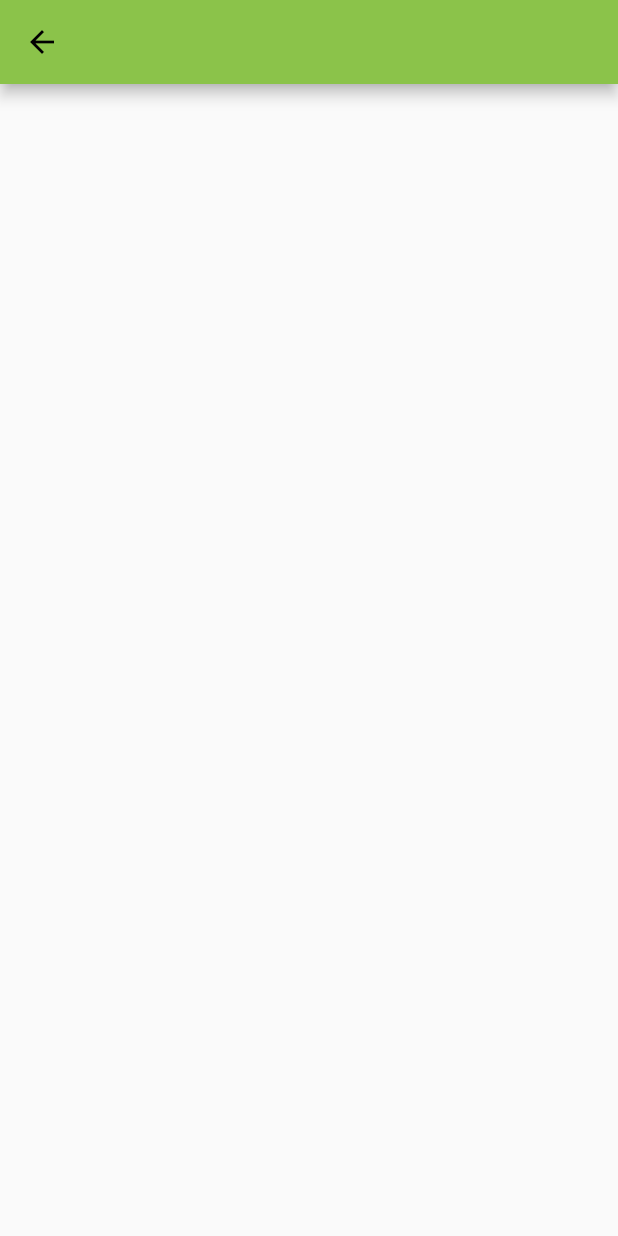
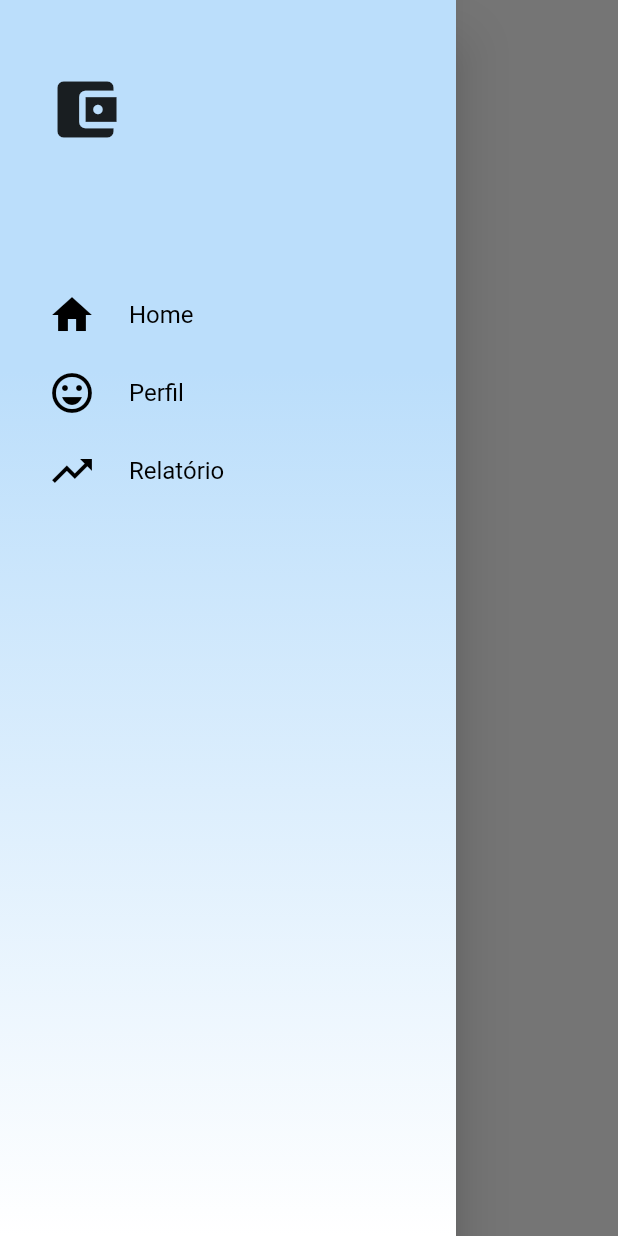
Before and after one commit to AnaCarlaG/app-financeiro-flutter, a Flutter app: the Gerencia screen opened directly, with the side drawer open (before the commit the screen has no drawer), on a phone screen of 412 x 824 dp. Run offline on Flutter 3.47's test engine with Material 2 defaults, Android fonts, the phone set to English and light mode, and no system bars; our stand-ins replace cloud_firestore, firebase_auth, firebase_core; accounts and stored records are empty.

Commit message:
mudança nas páginas e drawer sendo feito

```diff
--- a/lib/gerencia.page.dart
+++ b/lib/gerencia.page.dart
@@ -1,10 +1,22 @@
+import 'package:financeiro/gerencia_tab.dart';
+import 'package:financeiro/model/user.model.dart';
+import 'package:financeiro/util/custom_drawer.dart';
 import 'package:flutter/material.dart';
+import 'package:scoped_model/scoped_model.dart';
 
 class Gerencia extends StatelessWidget {
   @override
   Widget build(BuildContext context) {
-    return Scaffold(
-      appBar: AppBar(),
+    final _pageController = PageController();
+    return PageView(
+      controller: _pageController,
+      physics: NeverScrollableScrollPhysics(),
+      children: <Widget>[
+        Scaffold(
+          body: GerenciaTab(),
+          drawer: CustomDrawer(),
+        )
+      ],
     );
   }
 }
--- /dev/null
+++ b/lib/gerencia_tab.dart
@@ -0,0 +1,37 @@
+import 'package:flutter/material.dart';
+
+import 'package:cloud_firestore/cloud_firestore.dart';
+
+class GerenciaTab extends StatelessWidget {
+  @override
+  Widget build(BuildContext context) {
+    Widget _buildBodyBack() => Container(
+          color: Colors.white,
+          // decoration: BoxDecoration(
+          //     gradient: LinearGradient(colors: [
+          //   Color.fromARGB(255, 211, 118, 130),
+          //   Color.fromARGB(255, 253, 181, 168)
+          // ], begin: Alignment.topLeft, end: Alignment.bottomRight)),
+        );
+
+    return Stack(
+      children: <Widget>[
+        _buildBodyBack(),
+        CustomScrollView(
+          slivers: <Widget>[
+            SliverAppBar(
+              floating: true,
+              snap: true,
+              backgroundColor: Colors.transparent,
+              elevation: 0.0,
+              flexibleSpace: FlexibleSpaceBar(
+                title: const Text(""),
+                centerTitle: true,
+              ),
+            ),
+          ],
+        )
+      ],
+    );
+  }
+}
--- a/lib/login.page.dart
+++ b/lib/login.page.dart
@@ -134,8 +134,8 @@ class LoginPage extends StatelessWidget {
                       ],
                     ),
                     onPressed: () => {
-                      ///if (_formKey.currentState.validate()) {}
-                      model.signin(),
+                      if (_formKey.currentState.validate()) {},
+                      !model.isLoggedIn() ? "cadastre-se" : model.signin(),
                       Navigator.push(
                         context,
                         MaterialPageRoute(
--- a/lib/model/user.model.dart
+++ b/lib/model/user.model.dart
@@ -6,13 +6,13 @@ import 'package:firebase_auth/firebase_auth.dart';
 
 class UserModel extends Model {
   FirebaseAuth _auth = FirebaseAuth.instance;
-  FirebaseUser firebaseUser;
+  User firebaseUser;
   Map<String, dynamic> userData = Map();
   bool isLoading = false;
 
   void signup(
       {@required Map<String, dynamic> userData,
-      @required String pass,
+      @required String password,
       @required VoidCallback onSucess,
       @required VoidCallback onFail}) {
     isLoading = true;
@@ -21,7 +21,7 @@ class UserModel extends Model {
     _auth
         .createUserWithEmailAndPassword(
           email: userData["email"],
-          password: pass,
+          password: password,
         )
         .then((user) async => {
               firebaseUser = user.user,
@@ -51,12 +51,12 @@ class UserModel extends Model {
     return firebaseUser != null;
   }
 
-  Future<Null> _saveUserData(Map<String, dynamic> userData) async {
+  Future _saveUserData(Map<String, dynamic> userData) async {
     this.userData = userData;
 
-    await Firestore.instance
-        .collection("users")
-        .document(firebaseUser.uid)
-        .setData(userData);
+    await FirebaseFirestore.instance
+        .collection("user")
+        .doc(firebaseUser.uid)
+        .set(this.userData);
   }
 }
--- a/lib/signup.page.dart
+++ b/lib/signup.page.dart
@@ -1,3 +1,4 @@
+import 'package:financeiro/gerencia.page.dart';
 import 'package:flutter/material.dart';
 import 'package:scoped_model/scoped_model.dart';
 import 'package:financeiro/model/user.model.dart';
@@ -16,7 +17,7 @@ class _SignUpState extends State<SignUp> {
 
   final _formKey = GlobalKey<FormState>();
 
-  Map<String, dynamic> userData;
+  Map<String, dynamic> userData = Map();
 
   @override
   Widget build(BuildContext context) {
@@ -162,14 +163,19 @@ class _SignUpState extends State<SignUp> {
                             userData = {
                               "name": _nameController.text,
                               "email": _emailController.text,
-                            },
-                            model.signup(
-                              userData: userData,
-                              pass: _passController.text,
-                              onSucess: _onSucess,
-                              onFail: _onFail,
-                            )
-                          }
+                            }
+                          },
+                        model.signup(
+                          userData: userData,
+                          password: _passController.text,
+                          onSucess: _onSucess,
+                          onFail: _onFail,
+                        ),
+                        Navigator.push(
+                            context,
+                            MaterialPageRoute(
+                              builder: (context) => Gerencia(),
+                            ))
                       },
                     ),
                   )),
--- /dev/null
+++ b/lib/util/custom_drawer.dart
@@ -0,0 +1,62 @@
+import 'package:financeiro/util/drawer_tile.dart';
+import 'package:flutter/material.dart';
+
+class CustomDrawer extends StatelessWidget {
+  @override
+  Widget build(BuildContext context) {
+    Widget _buildDrawerBack() => Container(
+          decoration: BoxDecoration(
+              gradient: LinearGradient(
+            begin: Alignment.topCenter,
+            end: Alignment.bottomCenter,
+            stops: [0.3, 1],
+            colors: [
+              Colors.blue[100],
+              Colors.white,
+            ],
+          )),
+        );
+    return Drawer(
+        child: Stack(
+      children: <Widget>[
+        _buildDrawerBack(),
+        ListView(
+          padding: EdgeInsets.only(left: 32.0, top: 16.0),
+          children: <Widget>[
+            Container(
+              margin: EdgeInsets.only(bottom: 8.0),
+              padding: EdgeInsets.fromLTRB(0.0, 16.0, 16.0, 8.0),
+              height: 170,
+              child: Stack(
+                children: <Widget>[
+                  Positioned(
+                    top: 16.0,
+                    left: 0.0,
+                    child: Icon(
+                      Icons.account_balance_wallet,
+                      size: 50.0,
+                    ),
+                  ),
+                  Positioned(
+                    top: 16.0,
+                    left: 8.0,
+                    child: Text(""),
+                  )
+                ],
+              ),
+            ),
+            DrawerTile(Icons.home, "Home"),
+            SizedBox(
+              height: 20,
+            ),
+            DrawerTile(Icons.sentiment_very_satisfied, "Perfil"),
+            SizedBox(
+              height: 20,
+            ),
+            DrawerTile(Icons.trending_up, "Relatório"),
+          ],
+        )
+      ],
+    ));
+  }
+}
--- /dev/null
+++ b/lib/util/drawer_tile.dart
@@ -0,0 +1,32 @@
+import 'package:flutter/material.dart';
+
+class DrawerTile extends StatelessWidget {
+  IconData icon;
+  String text;
+
+  DrawerTile(this.icon, this.text);
+  @override
+  Widget build(BuildContext context) {
+    return Material(
+        color: Colors.transparent,
+        child: InkWell(
+            onTap: () => {},
+            child: Container(
+                child: Row(
+              children: <Widget>[
+                Icon(
+                  icon,
+                  size: 32.0,
+                  color: Colors.black,
+                ),
+                SizedBox(
+                  width: 22.0,
+                ),
+                Text(
+                  text,
+                  style: TextStyle(fontSize: 16.0, color: Colors.black),
+                )
+              ],
+            ))));
+  }
+}
```
